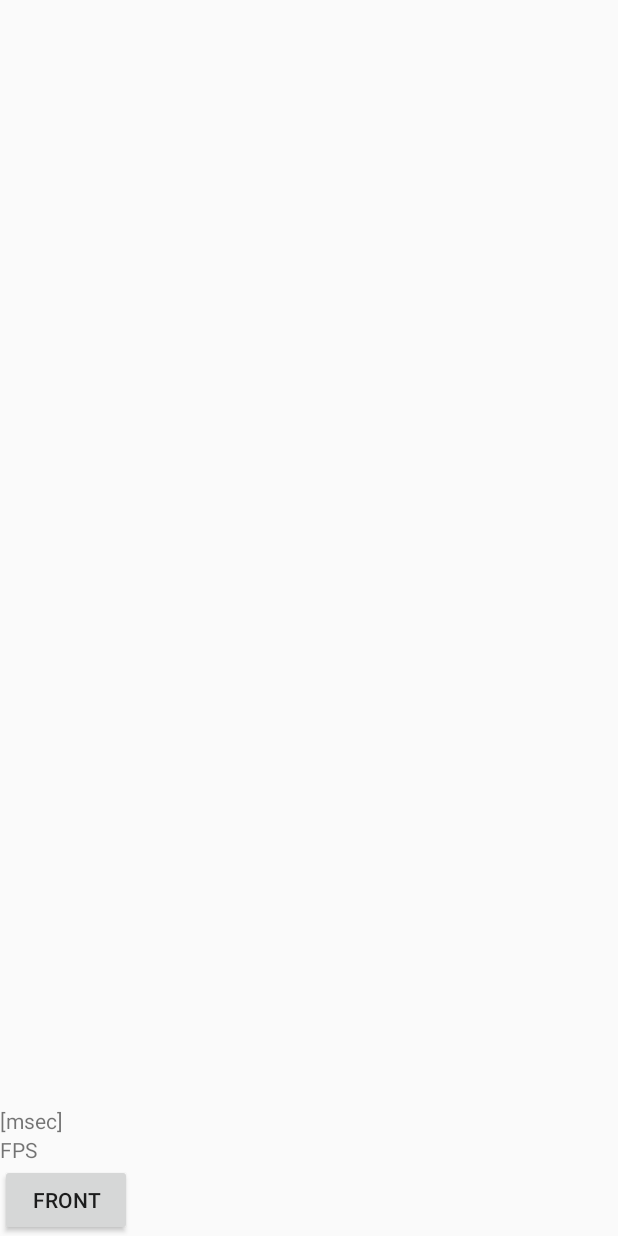
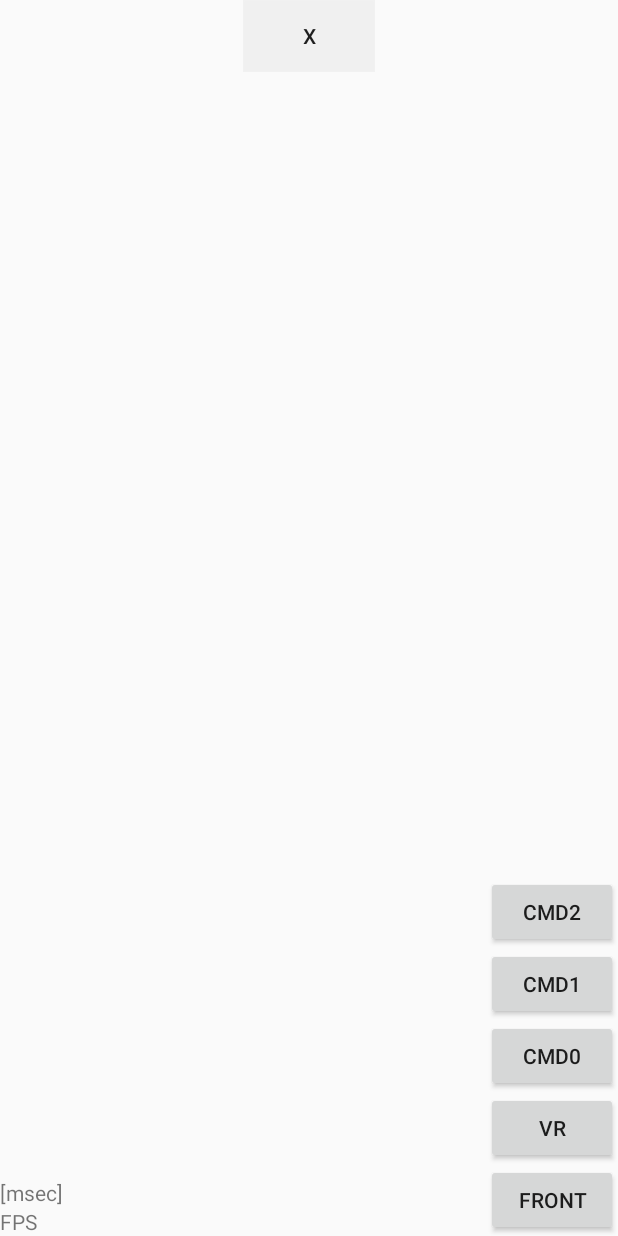
Before and after one commit to iwatake2222/play_with_ncnn, an Android app: the layout activity_main.xml on its own in the app's theme, with its tools: preview values and no code run, on a phone screen of 412 x 824 dp. Run offline under Robolectric (Android 15) with nearby library versions, the phone set to English and light mode, and no system bars; plain views replace PreviewView.

Commit message:
Update Android project

```diff
--- a/ViewAndroid/app/build.gradle
+++ b/ViewAndroid/app/build.gradle
@@ -5,7 +5,7 @@ android {
     buildToolsVersion "30.0.0"
 
     defaultConfig {
-        applicationId "com.iwatake.viewandroid"
+        applicationId "com.iwatake.viewandroidncnn"
         minSdkVersion 23
         targetSdkVersion 30
         versionCode 1
--- a/ViewAndroid/app/src/main/AndroidManifest.xml
+++ b/ViewAndroid/app/src/main/AndroidManifest.xml
@@ -1,6 +1,6 @@
 <?xml version="1.0" encoding="utf-8"?>
 <manifest xmlns:android="http://schemas.android.com/apk/res/android"
-    package="com.iwatake.viewandroid">
+    package="com.iwatake.viewandroidncnn">
 
     <!--    ↓↓↓ 追加 ↓↓↓    -->
     <uses-permission android:name="android.permission.CAMERA"/>
@@ -16,10 +16,9 @@
         android:roundIcon="@mipmap/ic_launcher_round"
         android:supportsRtl="true"
         android:theme="@style/AppTheme">
-        <activity android:name=".MainActivity">
+        <activity android:name=".MainActivity" android:screenOrientation="landscape">
             <intent-filter>
                 <action android:name="android.intent.action.MAIN" />
-
                 <category android:name="android.intent.category.LAUNCHER" />
             </intent-filter>
         </activity>
--- a/ViewAndroid/app/src/main/res/layout/activity_main.xml
+++ b/ViewAndroid/app/src/main/res/layout/activity_main.xml
@@ -9,32 +9,65 @@
     <LinearLayout
         android:layout_width="match_parent"
         android:layout_height="match_parent"
-        android:orientation="vertical">
+        android:orientation="horizontal">
         <androidx.camera.view.PreviewView
             android:id="@+id/previewView"
-            android:layout_width="match_parent"
+            android:visibility="invisible"
+            android:layout_width="0dp"
+            android:layout_height="match_parent"
+            android:layout_weight="0"/>
+        <ImageView
+            android:id="@+id/imageView"
+            android:layout_width="0dp"
             android:layout_height="match_parent"
             android:layout_weight="1"/>
         <ImageView
-            android:id="@+id/imageView"
-            android:layout_width="match_parent"
+            android:id="@+id/imageView2"
+            android:layout_width="0dp"
             android:layout_height="match_parent"
-            android:layout_weight="0"/>
+            android:layout_weight="1"/>
     </LinearLayout>
     <Button
         android:id="@+id/buttonCamera"
         android:layout_width="wrap_content"
         android:layout_height="wrap_content"
-        app:layout_constraintStart_toStartOf="parent"
+        app:layout_constraintEnd_toEndOf="parent"
         app:layout_constraintBottom_toBottomOf="parent"
         android:text="FRONT" />
-
+    <Button
+        android:id="@+id/buttonVr"
+        android:layout_width="wrap_content"
+        android:layout_height="wrap_content"
+        app:layout_constraintEnd_toEndOf="parent"
+        app:layout_constraintBottom_toTopOf="@id/buttonCamera"
+        android:text="VR" />
+    <Button
+        android:id="@+id/buttonCmd0"
+        android:layout_width="wrap_content"
+        android:layout_height="wrap_content"
+        app:layout_constraintEnd_toEndOf="parent"
+        app:layout_constraintBottom_toTopOf="@id/buttonVr"
+        android:text="CMD0" />
+    <Button
+        android:id="@+id/buttonCmd1"
+        android:layout_width="wrap_content"
+        android:layout_height="wrap_content"
+        app:layout_constraintEnd_toEndOf="parent"
+        app:layout_constraintBottom_toTopOf="@id/buttonCmd0"
+        android:text="CMD1" />
+    <Button
+        android:id="@+id/buttonCmd2"
+        android:layout_width="wrap_content"
+        android:layout_height="wrap_content"
+        app:layout_constraintEnd_toEndOf="parent"
+        app:layout_constraintBottom_toTopOf="@id/buttonCmd1"
+        android:text="CMD2" />
     <TextView
         android:id="@+id/textViewFps"
         android:layout_width="wrap_content"
         android:layout_height="wrap_content"
         app:layout_constraintStart_toStartOf="parent"
-        app:layout_constraintBottom_toTopOf="@id/buttonCamera"
+        app:layout_constraintBottom_toBottomOf="parent"
         android:text="FPS" />
 
     <TextView
@@ -45,4 +78,14 @@
         app:layout_constraintBottom_toTopOf="@id/textViewFps"
         android:text="[msec]" />
 
+    <Button
+        android:id="@+id/buttonVrExit"
+        android:layout_width="wrap_content"
+        android:layout_height="wrap_content"
+        app:layout_constraintTop_toTopOf=" parent"
+        app:layout_constraintLeft_toLeftOf="parent"
+        app:layout_constraintRight_toRightOf="parent"
+        android:text="x"
+        android:background="#09000000"/>
+
 </androidx.constraintlayout.widget.ConstraintLayout>
--- a/ViewAndroid/app/src/main/res/values/strings.xml
+++ b/ViewAndroid/app/src/main/res/values/strings.xml
@@ -1,3 +1,3 @@
 <resources>
-    <string name="app_name">ViewAndroid</string>
+    <string name="app_name">ViewAndroidNcnn</string>
 </resources>
```
Also changed, not shown: ViewAndroid/app/src/main/java/com/iwatake/viewandroid/MainActivity.java (+115 -29 lines), 1 other file.
